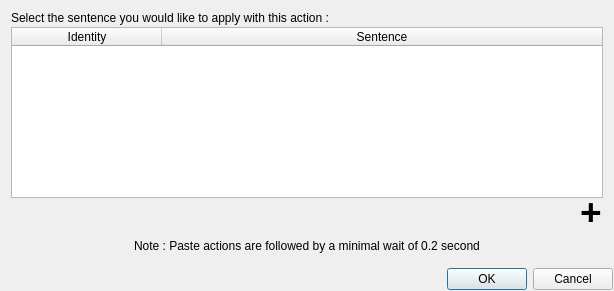
First picture: the form in ui/createactiondialog/CreatePasteActionDialog.ui, repository AmirHammouteneEI/ScheduledPasteAndKeys, before the edit.
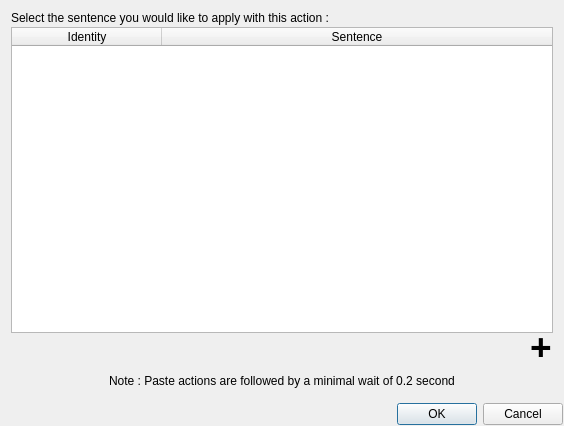
Second picture: the form after the edit. Custom widgets are drawn as their Qt base class.

Patch:
```diff
--- a/ui/createactiondialog/CreatePasteActionDialog.ui
+++ b/ui/createactiondialog/CreatePasteActionDialog.ui
@@ -6,8 +6,8 @@
    <rect>
     <x>0</x>
     <y>0</y>
-    <width>614</width>
-    <height>291</height>
+    <width>564</width>
+    <height>426</height>
    </rect>
   </property>
   <property name="windowTitle">
```
